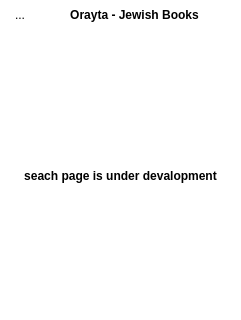
Before: the Qt Designer form android-exp/mobileapp.ui in MosheWagner/Orayta-QT, drawn with Qt 5.
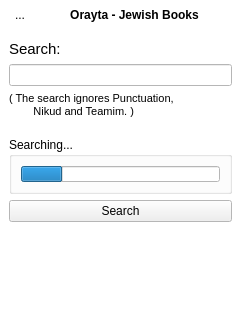
After: the same form once the commit is applied. The open tabs and pages were chosen to show the change. Icons and pictures are not drawn.

Commit message:
Added search for mobile.
Links within search don't work, and for some reason all desktop links are broken;

Diff of the .ui file:
```diff
--- a/android-exp/mobileapp.ui
+++ b/android-exp/mobileapp.ui
@@ -1252,26 +1252,92 @@
      </widget>
      <widget class="QWidget" name="searchpage">
       <layout class="QVBoxLayout" name="verticalLayout_10">
+       <item>
+        <widget class="QLabel" name="label_12">
+         <property name="font">
+          <font>
+           <pointsize>11</pointsize>
+          </font>
+         </property>
+         <property name="text">
+          <string>Search:</string>
+         </property>
+        </widget>
+       </item>
+       <item>
+        <widget class="QLineEdit" name="searchInBooksLine"/>
+       </item>
        <item>
         <widget class="QLabel" name="label_3">
          <property name="font">
           <font>
-           <pointsize>9</pointsize>
-           <weight>75</weight>
-           <bold>true</bold>
+           <pointsize>8</pointsize>
           </font>
          </property>
          <property name="text">
-          <string>seach page is under devalopment</string>
-         </property>
-         <property name="alignment">
-          <set>Qt::AlignCenter</set>
+          <string>( The search ignores Punctuation,
+        Nikud and Teamim. )
+</string>
          </property>
          <property name="wordWrap">
           <bool>true</bool>
          </property>
         </widget>
        </item>
+       <item>
+        <widget class="QGroupBox" name="searchGBX">
+         <property name="title">
+          <string>Searching...</string>
+         </property>
+         <property name="flat">
+          <bool>true</bool>
+         </property>
+         <layout class="QHBoxLayout" name="horizontalLayout_4">
+          <item>
+           <widget class="QProgressBar" name="progressBar">
+            <property name="maximumSize">
+             <size>
+              <width>16777215</width>
+              <height>16</height>
+             </size>
+            </property>
+            <property name="baseSize">
+             <size>
+              <width>200</width>
+              <height>0</height>
+             </size>
+            </property>
+            <property name="value">
+             <number>21</number>
+            </property>
+            <property name="textVisible">
+             <bool>false</bool>
+            </property>
+           </widget>
+          </item>
+         </layout>
+        </widget>
+       </item>
+       <item>
+        <widget class="QPushButton" name="SearchInBooksBTN">
+         <property name="text">
+          <string>Search</string>
+         </property>
+        </widget>
+       </item>
+       <item>
+        <spacer name="verticalSpacer">
+         <property name="orientation">
+          <enum>Qt::Vertical</enum>
+         </property>
+         <property name="sizeHint" stdset="0">
+          <size>
+           <width>20</width>
+           <height>40</height>
+          </size>
+         </property>
+        </spacer>
+       </item>
       </layout>
      </widget>
      <widget class="QWidget" name="bookmarkpage">
```
Left out of the diff: 6 changed lines with no effect on the pictures. The commit also changes 9 other files.
